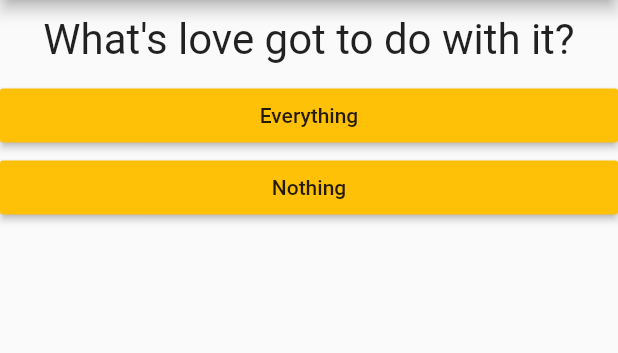
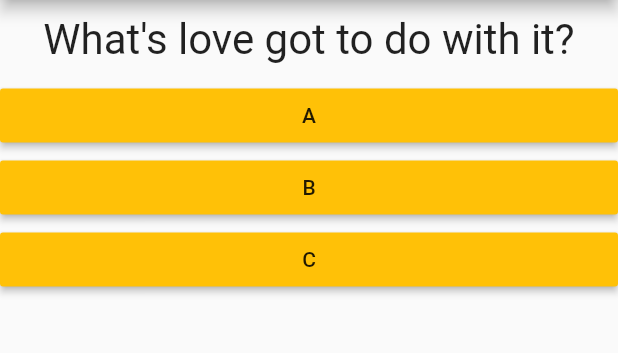
Before and after one commit to crevulus/flutter-test-quiz, a Flutter app: the screen it shows after launch, on a phone screen of 412 x 824 dp, the part 84-437 px from its top. Run offline on Flutter 3.47's test engine with Material 2 defaults, Android fonts, the phone set to English and light mode, and no system bars.

```diff
--- a/lib/main.dart
+++ b/lib/main.dart
@@ -2,6 +2,7 @@ import 'package:flutter/material.dart';
 
 import './question.dart';
 import './answer.dart';
+import './result.dart';
 
 void main() => runApp(MyApp());
 
@@ -14,36 +15,48 @@ class MyApp extends StatefulWidget {
 
 class _MyAppState extends State<MyApp> { // adding _ turns public class to private class
   var _questionIndex = 0;
-  int _answerIndex;
+  var _totalScore = 0;
 
   final _questions = const [ // const = constant value at compile time. Can add in front of value too, unlike JS.
     {
       'question': 'What\'s love got to do with it?',
       'answers': [
-        'Everything',
-        'Nothing'
+        {'text': 'A', 'score': 1},
+        {'text': 'B', 'score': 2},
+        {'text': 'C', 'score': 3},
       ],
       'correct': 0,
     },
     {
       'question': 'Where is the love?',
       'answers': [
-        'Everywhere',
-        'Nowhere'
+        {'text': 'A', 'score': 1},
+        {'text': 'B', 'score': 2},
+        {'text': 'C', 'score': 3},
       ],
       'correct': 0,
     },
     {
       'question': 'How deep is your love?',
       'answers': [
-        'Half full',
-        'Half empty'
+        {'text': 'A', 'score': 1},
+        {'text': 'B', 'score': 2},
+        {'text': 'C', 'score': 3},
       ],
       'correctIndex': 0,
     },
   ];
 
-  void _givenAnswer() {
+  void _resetQuiz() {
+    setState(() {
+      _questionIndex = 0;
+      _totalScore = 0;
+    });
+  }
+
+  void _givenAnswer(int score) {
+    _totalScore = _totalScore + score;
+
     setState(() { // calls build on widget where you call setState (in this case MyApp)
       _questionIndex = _questionIndex + 1;
     });
@@ -58,12 +71,12 @@ class _MyAppState extends State<MyApp> { // adding _ turns public class to priva
         children: [
           Question(
             _questions[_questionIndex]['question']),
-            ...(_questions[_questionIndex]['answers'] as List<String>).map((answer) {// map makes a new list based on original
-              return Answer(_givenAnswer, answer);
+            ...(_questions[_questionIndex]['answers'] as List<Map<String, Object>>).map((answer) {// map makes a new list based on original
+              return Answer(() => _givenAnswer(answer['score']), answer['text']); // _givenAnswer executed when onPressed is triggered
             }
           ).toList() // returns iterable parent fn not list, so need to call toList
         ],
-      ) : Center(child: Text('all done!')),
+      ) : Result(_totalScore, _resetQuiz),
       )
     );
   }
```
Also changed, not shown: lib/result.dart (added, +30 -0 lines).
